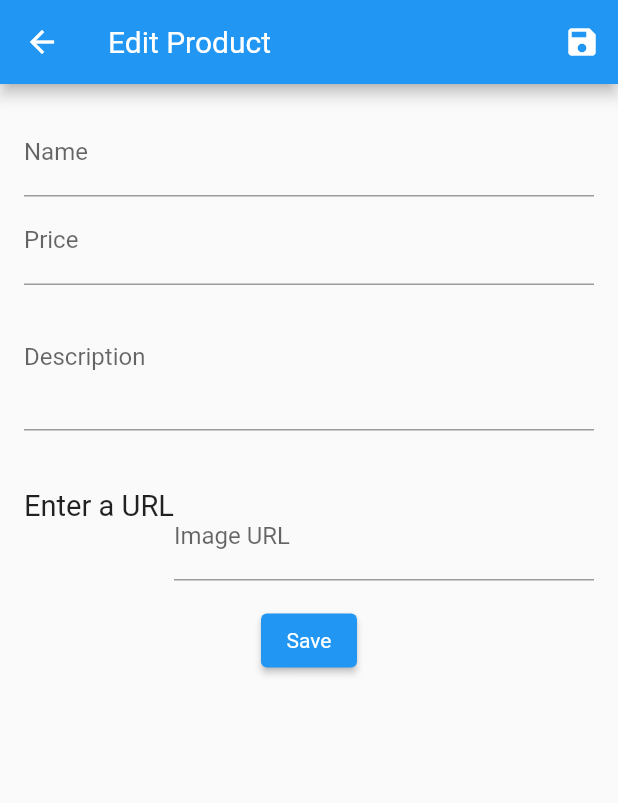
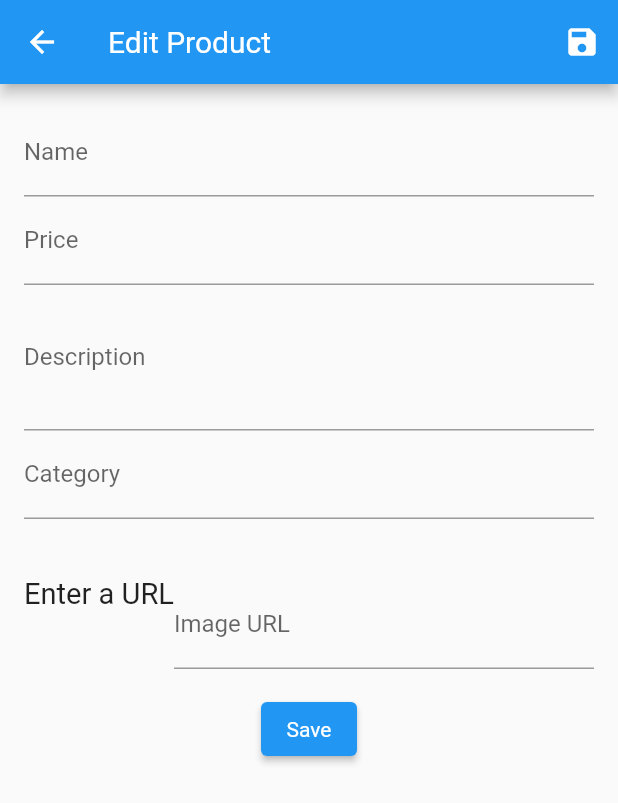
Before and after one commit to HuyTranHoang/flutter_my_app, a Flutter app: the AdminProductEditScreen screen opened by its route, on a phone screen of 412 x 824 dp. Shown: the top 803 px of the screen. Run offline on Flutter 3.47's test engine with Material 2 defaults, Android fonts, the phone set to English and light mode, and no system bars; our stand-ins replace shared_preferences; missing offline and left inert: jwt_decode; accounts and stored records are empty.

Commit message:
Update category field

```diff
--- a/lib/model/product.dart
+++ b/lib/model/product.dart
@@ -5,20 +5,23 @@ import 'package:http/http.dart' as http;
 import 'package:my_app/model/http_exception.dart';
 
 class Product with ChangeNotifier {
-  int id;
-  String name;
-  String description;
-  double unitPrice;
-  String imageUrl;
+  final int id;
+  final String name;
+  final String description;
+  final double unitPrice;
+  final String imageUrl;
+  final String category;
   bool isFavourite;
 
-  Product(
-      {required this.id,
-      required this.name,
-      required this.description,
-      required this.unitPrice,
-      required this.imageUrl,
-      this.isFavourite = false});
+  Product({
+    required this.id,
+    required this.name,
+    required this.description,
+    required this.unitPrice,
+    required this.imageUrl,
+    required this.category,
+    this.isFavourite = false,
+  });
 
   Future<void> toggleFavoriteStatus(String token) async {
     final url = Uri.parse('http://10.0.2.2:8080/api/favorite');
--- a/lib/screen/admin_product_edit_screen.dart
+++ b/lib/screen/admin_product_edit_screen.dart
@@ -20,20 +20,28 @@ class _AdminProductEditScreenState extends State<AdminProductEditScreen> {
   final _descriptionFocusNode = FocusNode();
   final _priceFocusNode = FocusNode();
   final _imageFocusNode = FocusNode();
+  final _categoryFocusNode = FocusNode();
   final _imageUrlController = TextEditingController();
 
   final _form = GlobalKey<FormState>();
   bool _isLoading = false;
   final Timer _timer = Timer(const Duration(milliseconds: 1), () {});
 
-  Product _editedProduct =
-      Product(id: 0, name: '', description: '', unitPrice: 0, imageUrl: '');
+  Product _editedProduct = Product(
+    id: 0,
+    name: '',
+    description: '',
+    unitPrice: 0,
+    imageUrl: '',
+    category: '',
+  );
 
   var _initValues = {
     'name': '',
     'description': '',
     'unitPrice': '',
     'imageUrl': '',
+    'category': '',
   };
 
   Future<bool> isUrlValid(url) async {
@@ -62,30 +70,31 @@ class _AdminProductEditScreenState extends State<AdminProductEditScreen> {
     });
     _form.currentState!.save();
 
+    try {
       if (_editedProduct.id != 0) {
-      context.read<ProductProvider>().updateProduct(_editedProduct);
+        await context.read<ProductProvider>().updateProduct(_editedProduct);
       } else {
-      try {
         await context.read<ProductProvider>().addProduct(_editedProduct);
+      }
     } catch (error) {
       await showDialog(
         context: context,
         builder: (ctx) => AlertDialog(
-                  title: const Text('Error Message'),
+          title: const Text('An error occurred!'),
           content: Text(error.toString()),
           actions: [
             TextButton(
-                      child: const Text('OK'),
+              child: const Text('Okay'),
               onPressed: () => Navigator.of(ctx).pop(),
             )
           ],
-                ));
+        ),
+      );
     } finally {
       setState(() {
         _isLoading = false;
       });
       Navigator.of(context).pop();
-      }
     }
   }
 
@@ -122,6 +131,7 @@ class _AdminProductEditScreenState extends State<AdminProductEditScreen> {
           'description': _editedProduct.description,
           'unitPrice': _editedProduct.unitPrice.toString(),
           'imageUrl': _editedProduct.imageUrl,
+          'category': _editedProduct.category,
         };
         _imageUrlController.text = _editedProduct.imageUrl;
       }
@@ -165,6 +175,7 @@ class _AdminProductEditScreenState extends State<AdminProductEditScreen> {
                       description: _editedProduct.description,
                       unitPrice: _editedProduct.unitPrice,
                       imageUrl: _editedProduct.imageUrl,
+                      category: _editedProduct.category,
                     );
                   },
                 ),
@@ -175,8 +186,7 @@ class _AdminProductEditScreenState extends State<AdminProductEditScreen> {
                   keyboardType: TextInputType.number,
                   focusNode: _priceFocusNode,
                   onFieldSubmitted: (_) {
-                    FocusScope.of(context)
-                        .requestFocus(_descriptionFocusNode);
+                    FocusScope.of(context).requestFocus(_descriptionFocusNode);
                   },
                   onSaved: (value) {
                     _editedProduct = Product(
@@ -185,6 +195,7 @@ class _AdminProductEditScreenState extends State<AdminProductEditScreen> {
                       description: _editedProduct.description,
                       unitPrice: double.parse(value!),
                       imageUrl: _editedProduct.imageUrl,
+                      category: _editedProduct.category,
                     );
                   },
                 ),
@@ -201,6 +212,26 @@ class _AdminProductEditScreenState extends State<AdminProductEditScreen> {
                       description: value!,
                       unitPrice: _editedProduct.unitPrice,
                       imageUrl: _editedProduct.imageUrl,
+                      category: _editedProduct.category,
+                    );
+                  },
+                ),
+                TextFormField(
+                  initialValue: _initValues['category'],
+                  decoration: const InputDecoration(labelText: 'Category'),
+                  textInputAction: TextInputAction.next,
+                  focusNode: _categoryFocusNode,
+                  onFieldSubmitted: (_) {
+                    FocusScope.of(context).requestFocus(_imageFocusNode);
+                  },
+                  onSaved: (value) {
+                    _editedProduct = Product(
+                      id: _editedProduct.id,
+                      name: _editedProduct.name,
+                      description: _editedProduct.description,
+                      unitPrice: _editedProduct.unitPrice,
+                      imageUrl: _editedProduct.imageUrl,
+                      category: value!,
                     );
                   },
                 ),
@@ -233,6 +264,7 @@ class _AdminProductEditScreenState extends State<AdminProductEditScreen> {
                             description: _editedProduct.description,
                             unitPrice: _editedProduct.unitPrice,
                             imageUrl: value!,
+                            category: _editedProduct.category,
                           );
                         },
                         validator: (value) {
@@ -273,6 +305,7 @@ class _AdminProductEditScreenState extends State<AdminProductEditScreen> {
     _descriptionFocusNode.dispose();
     _priceFocusNode.dispose();
     _imageFocusNode.dispose();
+    _categoryFocusNode.dispose();
     _imageUrlController.dispose();
     _timer.cancel();
     super.dispose();
```
Also changed, not shown: lib/provider/product_provider.dart (+25 -10 lines). Lines whose indentation alone changed are shown as unchanged.
